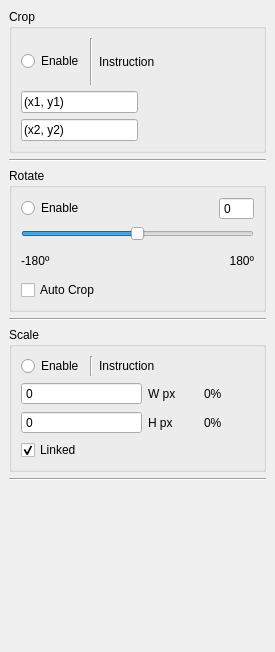
Qt form transformmenu.ui (mattykakes/qcvTouchUp) before a commit.
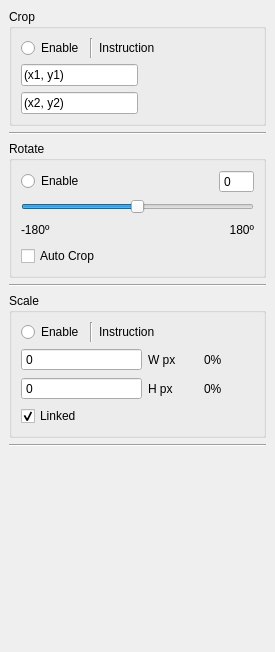
The same form after that commit. Icons and pictures are not drawn.

```diff
--- a/transformmenu.ui
+++ b/transformmenu.ui
@@ -450,7 +450,7 @@
        <enum>Qt::Vertical</enum>
       </property>
       <property name="sizeType">
-       <enum>QSizePolicy::Preferred</enum>
+       <enum>QSizePolicy::Expanding</enum>
       </property>
       <property name="sizeHint" stdset="0">
        <size>
@@ -506,7 +506,7 @@
        <enum>Qt::Vertical</enum>
       </property>
       <property name="sizeType">
-       <enum>QSizePolicy::Preferred</enum>
+       <enum>QSizePolicy::Expanding</enum>
       </property>
       <property name="sizeHint" stdset="0">
        <size>
```
